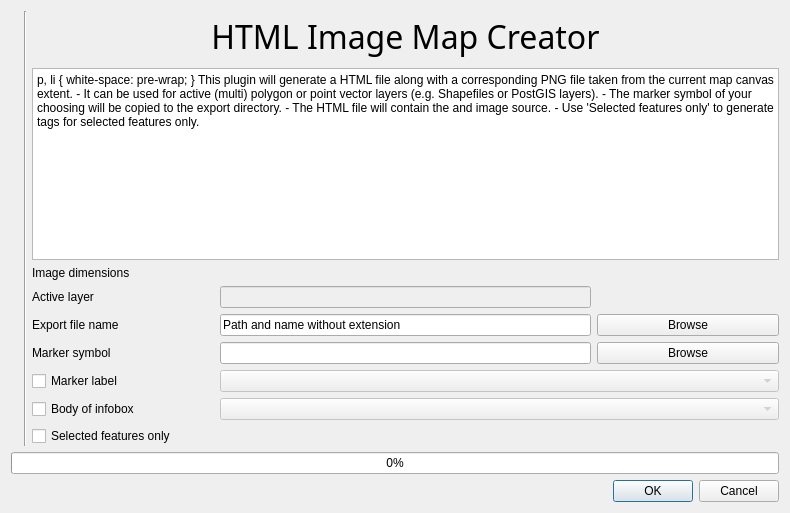
Old version of the form src/html_image_map_creator_dialog_base.ui in the repository geometalab/HTML-Image-Map-Creator-QGIS-Plugin.
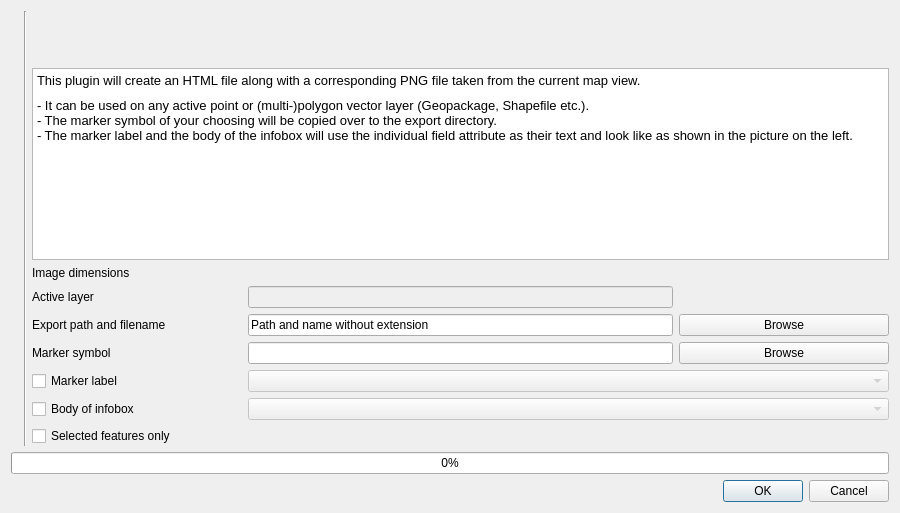
New version of the form. Icons and pictures are not drawn.

Commit message: Resolved all issues & additional features

```diff
--- a/src/html_image_map_creator_dialog_base.ui
+++ b/src/html_image_map_creator_dialog_base.ui
@@ -6,7 +6,7 @@
    <rect>
     <x>0</x>
     <y>0</y>
-    <width>790</width>
+    <width>900</width>
     <height>513</height>
    </rect>
   </property>
@@ -67,9 +67,6 @@
        <strikeout>false</strikeout>
       </font>
      </property>
-     <property name="text">
-      <string>HTML Image Map Creator</string>
-     </property>
      <property name="alignment">
       <set>Qt::AlignCenter</set>
      </property>
@@ -91,12 +88,11 @@
 &lt;html&gt;&lt;head&gt;&lt;meta name=&quot;qrichtext&quot; content=&quot;1&quot; /&gt;&lt;style type=&quot;text/css&quot;&gt;
 p, li { white-space: pre-wrap; }
 &lt;/style&gt;&lt;/head&gt;&lt;body style=&quot; font-family:'Sans'; font-size:10pt; font-weight:400; font-style:normal;&quot;&gt;
-&lt;p style=&quot; margin-top:0px; margin-bottom:0px; margin-left:0px; margin-right:0px; -qt-block-indent:0; text-indent:0px;&quot;&gt;&lt;span style=&quot; font-family:'Sans Serif';&quot;&gt;This plugin will generate a HTML file along with a corresponding PNG file taken from the current map canvas extent. &lt;/span&gt;&lt;/p&gt;
+&lt;p style=&quot; margin-top:0px; margin-bottom:0px; margin-left:0px; margin-right:0px; -qt-block-indent:0; text-indent:0px;&quot;&gt;&lt;span style=&quot; font-family:'Sans Serif';&quot;&gt;This plugin will create an HTML file along with a corresponding PNG file taken from the current map view. &lt;/span&gt;&lt;/p&gt;
 &lt;p style=&quot; margin-top:0px; margin-bottom:0px; margin-left:0px; margin-right:0px; -qt-block-indent:0; text-indent:0px;&quot;&gt;&lt;span style=&quot; font-family:'Sans Serif'; font-size:6pt;&quot;&gt; &lt;/span&gt;&lt;/p&gt;
-&lt;p style=&quot; margin-top:0px; margin-bottom:0px; margin-left:0px; margin-right:0px; -qt-block-indent:0; text-indent:0px;&quot;&gt;&lt;span style=&quot; font-family:'Sans Serif';&quot;&gt;- It can be used for active (multi) polygon or point vector layers (e.g. Shapefiles or PostGIS layers).&lt;/span&gt;&lt;/p&gt;
-&lt;p style=&quot; margin-top:0px; margin-bottom:0px; margin-left:0px; margin-right:0px; -qt-block-indent:0; text-indent:0px;&quot;&gt;&lt;span style=&quot; font-family:'Sans Serif';&quot;&gt;- The marker symbol of your choosing will be copied to the export directory.&lt;/span&gt;&lt;/p&gt;
-&lt;p style=&quot; margin-top:0px; margin-bottom:0px; margin-left:0px; margin-right:0px; -qt-block-indent:0; text-indent:0px;&quot;&gt;&lt;span style=&quot; font-family:'Sans Serif';&quot;&gt;- The HTML file will contain the &amp;lt;img&amp;gt; and image &amp;lt;map&amp;gt; source.&lt;/span&gt;&lt;/p&gt;
-&lt;p style=&quot; margin-top:0px; margin-bottom:0px; margin-left:0px; margin-right:0px; -qt-block-indent:0; text-indent:0px;&quot;&gt;&lt;span style=&quot; font-family:'Sans Serif';&quot;&gt;- Use 'Selected features only' to generate &amp;lt;area&amp;gt; tags for selected features only.&lt;/span&gt;&lt;/p&gt;&lt;/body&gt;&lt;/html&gt;</string>
+&lt;p style=&quot; margin-top:0px; margin-bottom:0px; margin-left:0px; margin-right:0px; -qt-block-indent:0; text-indent:0px;&quot;&gt;&lt;span style=&quot; font-family:'Sans Serif';&quot;&gt;- It can be used on any active point or (multi-)polygon vector layer (Geopackage, Shapefile etc.).&lt;/span&gt;&lt;/p&gt;
+&lt;p style=&quot; margin-top:0px; margin-bottom:0px; margin-left:0px; margin-right:0px; -qt-block-indent:0; text-indent:0px;&quot;&gt;&lt;span style=&quot; font-family:'Sans Serif';&quot;&gt;- The marker symbol of your choosing will be copied over to the export directory.&lt;/span&gt;&lt;/p&gt;
+&lt;p style=&quot; margin-top:0px; margin-bottom:0px; margin-left:0px; margin-right:0px; -qt-block-indent:0; text-indent:0px;&quot;&gt;&lt;span style=&quot; font-family:'Sans Serif';&quot;&gt;- The marker label and the body of the infobox will use the individual field attribute as their text and look like as shown in the picture on the left.&lt;/span&gt;&lt;/p&gt;&lt;/body&gt;&lt;/html&gt;</string>
      </property>
     </widget>
    </item>
@@ -157,7 +153,7 @@
         </sizepolicy>
        </property>
        <property name="text">
-        <string>Export file name</string>
+        <string>Export path and filename</string>
        </property>
       </widget>
      </item>
```
The commit also changes 3 other files.
